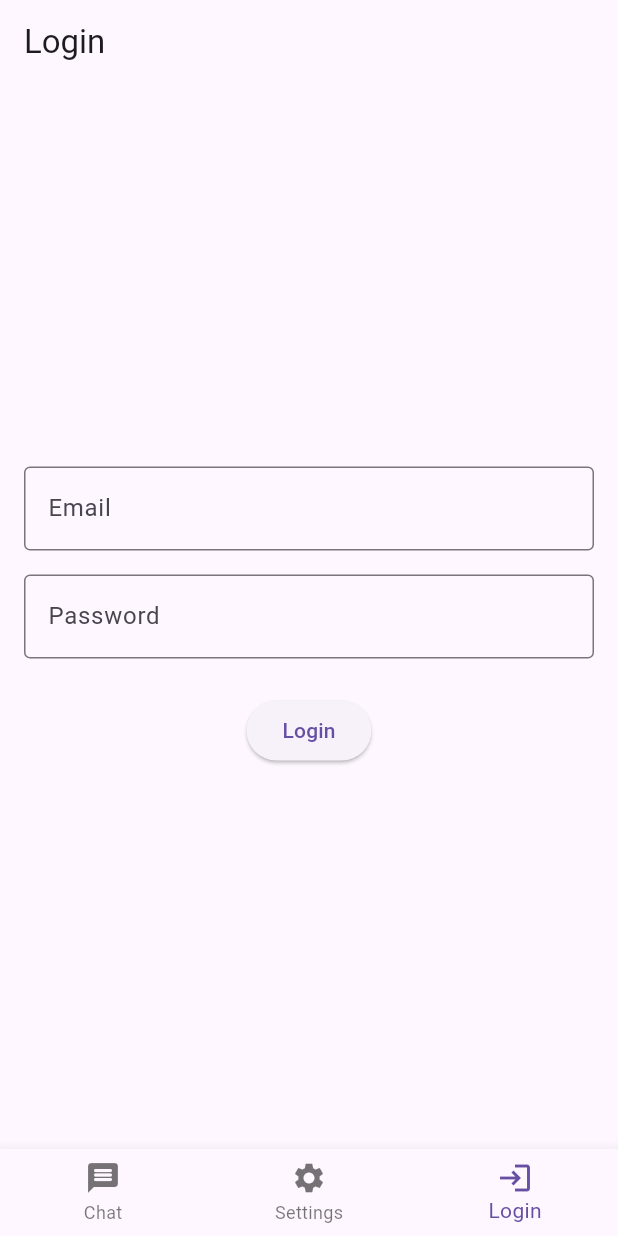
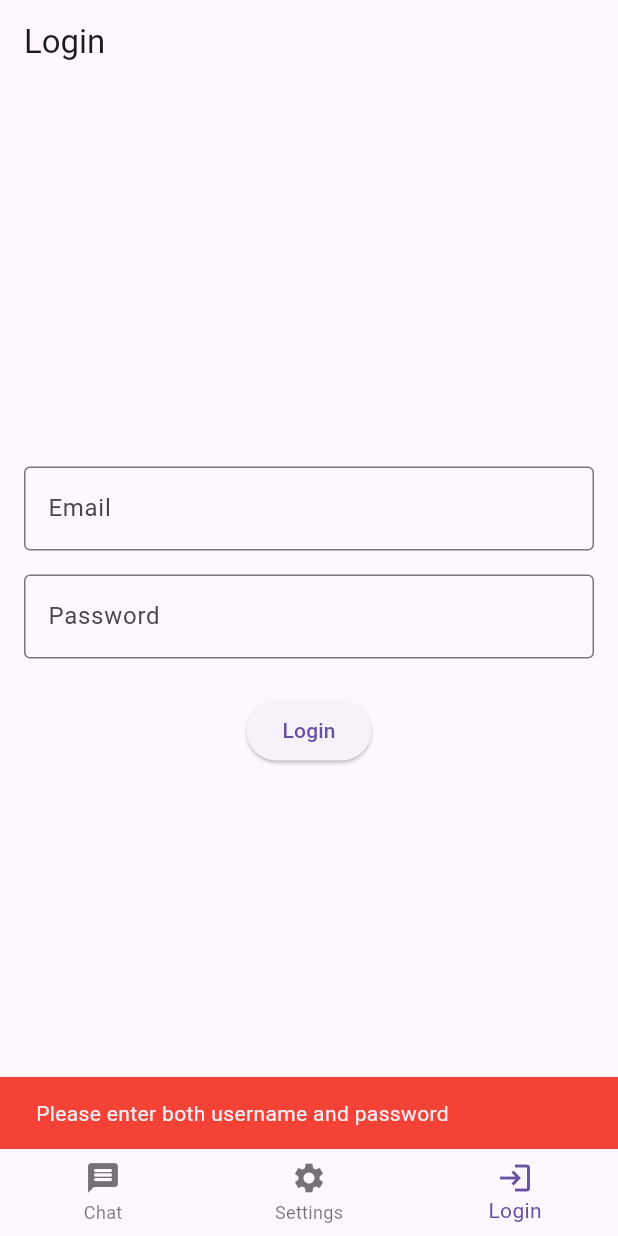
Before and after one commit to andrewamidei/Hackathon-2025, a Flutter app: the screen it shows after launch, item 3 of the bottom bar chosen, after a tap on "Login", on a phone screen of 412 x 824 dp. Run offline on Flutter 3.47's test engine with Material 3 defaults, Android fonts, the phone set to English and light mode, and no system bars; our stand-ins replace flutter_bloc.

Commit message:
Login page post possibly? Dunno

```diff
--- a/frontend/flutter_application/lib/login/login_page.dart
+++ b/frontend/flutter_application/lib/login/login_page.dart
@@ -24,6 +24,8 @@ class LoginView extends StatelessWidget {
     @override
     Widget build(BuildContext context) {
         final loginBloc = BlocProvider.of<LoginBloc>(context);
+        String username = "";
+        String password = "";
 
     return Scaffold(
       appBar: AppBar(
@@ -41,6 +43,9 @@ class LoginView extends StatelessWidget {
                 border: OutlineInputBorder(),
               ),
               keyboardType: TextInputType.emailAddress,
+              onChanged: (value) {
+                username = value;
+              }
             ),
             const SizedBox(height: 16.0),
 
@@ -51,16 +56,39 @@ class LoginView extends StatelessWidget {
                 border: OutlineInputBorder(),
               ),
               obscureText: true,
+              onChanged: (value) {
+                password = value;
+              },
             ),
             const SizedBox(height: 24.0),
 
             // Login Button
             ElevatedButton(
-              onPressed: () {
-                // Add login logic here
-                // backendBloc.add(LoginEvent());
-              },
-              child: const Text('Login'),
+            onPressed: () async {
+                // Check if username or password is empty
+                if (username.isEmpty || password.isEmpty) {
+                // Show an error message using a SnackBar
+                ScaffoldMessenger.of(context).showSnackBar(
+                    const SnackBar(
+                    content: Text('Please enter both username and password'),
+                    backgroundColor: Colors.red,
+                    ),
+                );
+                } else {
+                // Proceed with login logic
+                final isValid = await loginBloc.verifyUser(username, password);
+                    if (!isValid) {
+                        // Show an error message if username or password is incorrect
+                        ScaffoldMessenger.of(context).showSnackBar(
+                            const SnackBar(
+                                content: Text('Username or password is incorrect'),
+                                backgroundColor: Colors.red,
+                            ),
+                        );
+                    }
+                }
+            },
+            child: const Text('Login'),
             ),
           ],
         ),
```
Also changed, not shown: frontend/flutter_application/lib/login/login_bloc.dart (+24 -1 lines).
